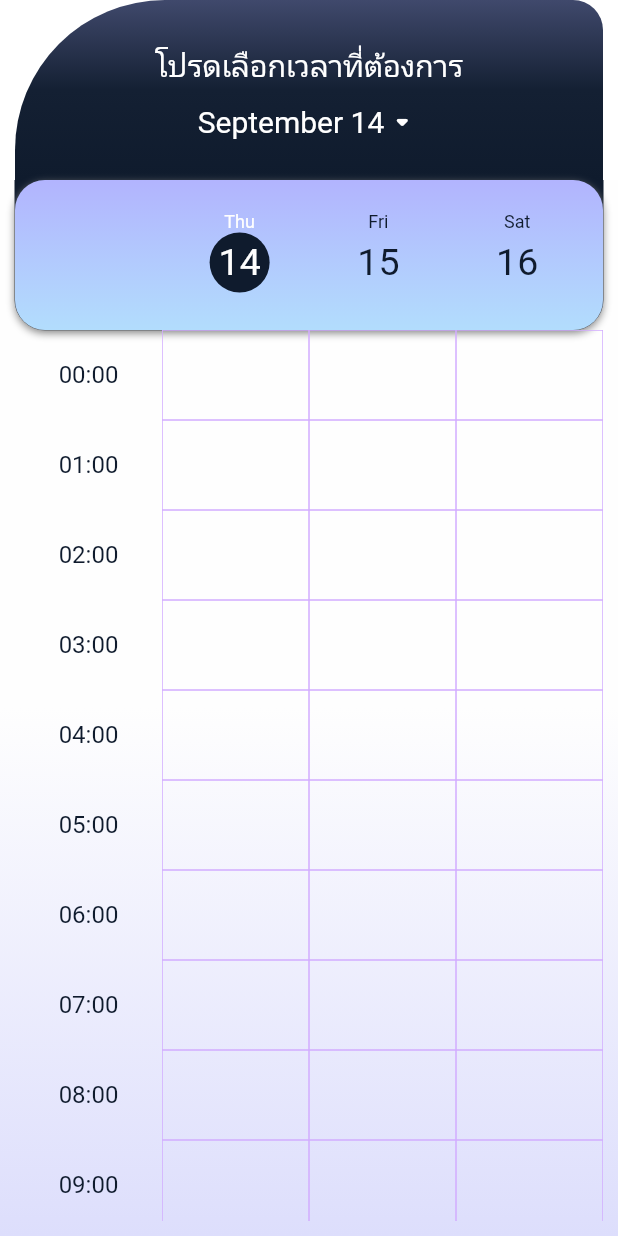
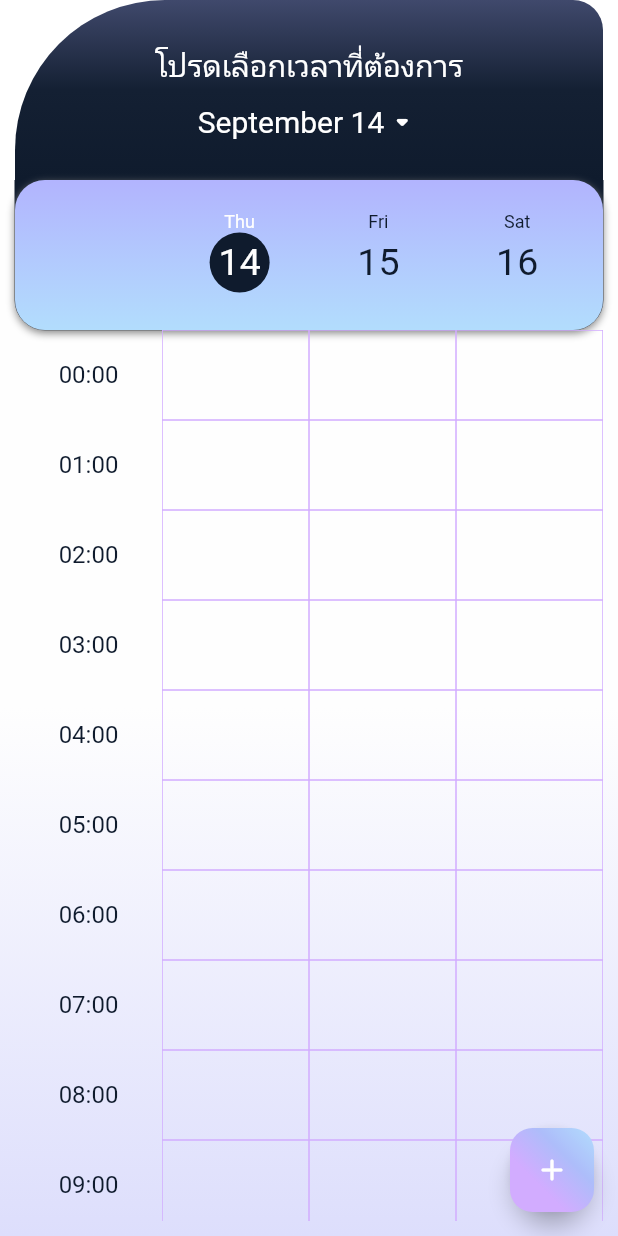
Before and after one commit to TelephyApp/Telephy_frontend, a Flutter app: the screen it shows after launch, on a phone screen of 412 x 824 dp. Run offline on Flutter 3.47's test engine with Material 2 defaults, Android fonts, the phone set to English and light mode, and no system bars; our stand-ins replace font_awesome_flutter, table_calendar.

Commit message:
booking button

```diff
--- a/lib/screens/time_slot_screen.dart
+++ b/lib/screens/time_slot_screen.dart
@@ -13,10 +13,44 @@ class TimeSlotScreen extends StatefulWidget {
 
 class _TimeSlotScreenState extends State<TimeSlotScreen> {
   DateTime selectedDay = DateTime.now();
+  bool isBooking = false;
 
   @override
   Widget build(BuildContext context) {
     return Scaffold(
+      //check button
+      floatingActionButton: FloatingActionButton(
+        onPressed: () {
+          setState(() {
+            isBooking = !isBooking;
+          });
+        },
+        child: Container(
+            width: 60,
+            height: 60,
+            decoration: BoxDecoration(
+              gradient: const LinearGradient(
+                colors: [
+                  Color(0xFFD2ACFF),
+                  Color(0xFFD2ACFF),
+                  Color(0xFFADBDFA),
+                  Color(0xFFB2DDFD)
+                ], // Adjust the gradient colors
+                begin: Alignment.bottomLeft,
+                end: Alignment.topRight,
+              ),
+              borderRadius: BorderRadius.circular(15),
+            ),
+            child: isBooking
+                ? Icon(
+                    Icons.check_rounded,
+                    color: Colors.white,
+                  )
+                : Icon(
+                    Icons.add_rounded,
+                    color: Colors.white,
+                  )),
+      ),
       body: SafeArea(
         child: Center(
           child: Column(
--- a/lib/widgets/calender.dart
+++ b/lib/widgets/calender.dart
@@ -36,6 +36,7 @@ class _CalendarDoctorState extends State<CalendarDoctor> {
   Widget Content() {
     return Padding(
       padding: const EdgeInsets.symmetric(horizontal: 10),
+
       child: Column(
         mainAxisAlignment: MainAxisAlignment.start,
         crossAxisAlignment: CrossAxisAlignment.center,
```
